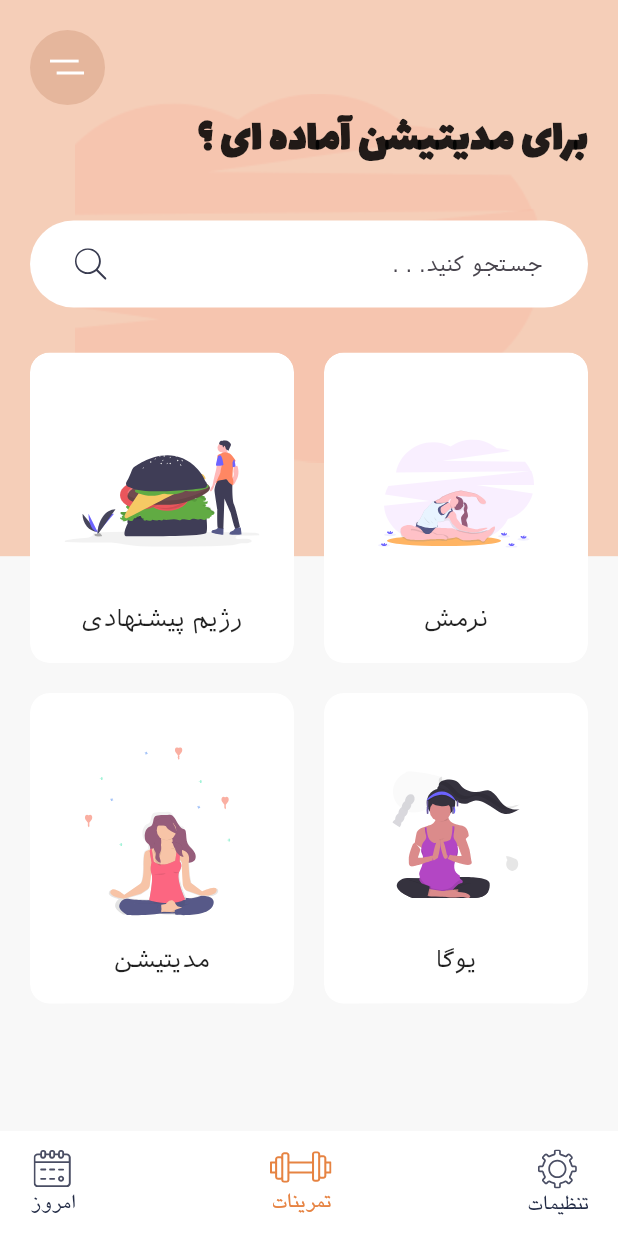
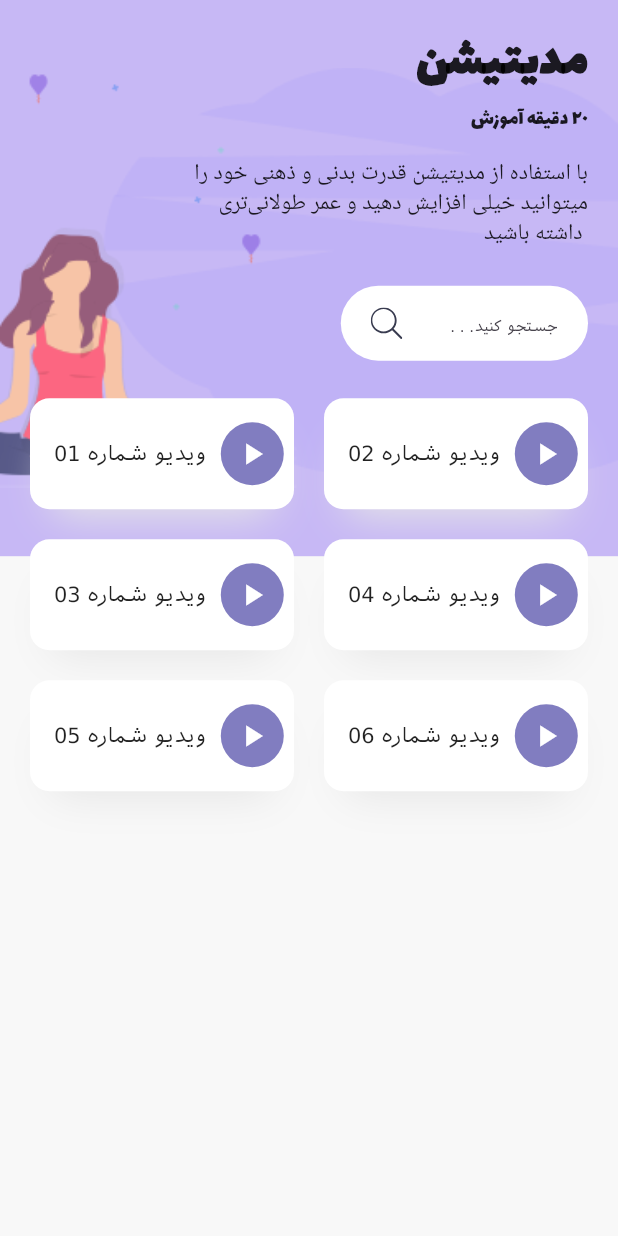
Before and after one commit to AriyaAhadyflutter/meditation_app, a Flutter app: the screen it shows after launch, after a tap on "رژیم پیشنهادی", on a phone screen of 412 x 824 dp. Run offline on Flutter 3.47's test engine with Material 2 defaults, Android fonts, the phone set to English and light mode, and no system bars; our stand-ins replace flutter_svg; Roboto replaces fonts that are missing (YekanBakh).

Commit message:
making it

```diff
--- a/lib/main.dart
+++ b/lib/main.dart
@@ -2,6 +2,7 @@ import 'package:flutter/material.dart';
 import 'package:flutter_svg/flutter_svg.dart';
 import 'package:meditation_app/widgets/category.dart';
 import 'package:meditation_app/widgets/navbar.dart';
+import 'package:meditation_app/widgets/searchbar.dart';
 import 'constants/consts.dart';
 
 void main() {
@@ -107,28 +108,7 @@ class HomePage extends StatelessWidget {
                       ),
                     ),
                   ),
-                  Container(
-                    margin: const EdgeInsets.symmetric(vertical: 30),
-                    padding: const EdgeInsets.symmetric(
-                      horizontal: 30,
-                      vertical: 5,
-                    ),
-                    decoration: BoxDecoration(
-                      color: Colors.white,
-                      borderRadius: BorderRadius.circular(30),
-                    ),
-                    child: TextField(
-                      textAlign: TextAlign.right,
-                      textDirection: TextDirection.rtl,
-                      decoration: InputDecoration(
-                          hintText: '. . .جستجو کنید',
-                          hintStyle: const TextStyle(
-                            fontFamily: 'iranSans',
-                          ),
-                          border: InputBorder.none,
-                          icon: SvgPicture.asset('assets/icons/search.svg')),
-                    ),
-                  ),
+                  const BuildSearch(),
                   Expanded(
                     child: GridView.count(
                         childAspectRatio: 0.85,
--- /dev/null
+++ b/lib/meditation_page.dart
@@ -0,0 +1,148 @@
+import 'package:flutter/material.dart';
+import 'package:meditation_app/constants/consts.dart';
+import 'package:meditation_app/widgets/searchbar.dart';
+
+class MeditationPage extends StatelessWidget {
+  const MeditationPage({super.key});
+
+  @override
+  Widget build(BuildContext context) {
+    Size size = MediaQuery.of(context).size;
+    return Scaffold(
+      body: Stack(
+        children: [
+          Container(
+            height: size.height * 0.45,
+            decoration: const BoxDecoration(
+              color: kBlueLightColor,
+              image: DecorationImage(
+                image: AssetImage('assets/images/meditation_bg.png'),
+                fit: BoxFit.fitWidth,
+              ),
+            ),
+          ),
+          SafeArea(
+            child: Padding(
+              padding: const EdgeInsets.symmetric(horizontal: 20),
+              child: Column(
+                crossAxisAlignment: CrossAxisAlignment.stretch,
+                children: [
+                  SizedBox(height: size.height * 0.02),
+                  const Text(
+                    'مدیتیشن',
+                    textAlign: TextAlign.right,
+                    textDirection: TextDirection.rtl,
+                    style: TextStyle(
+                      fontFamily: 'Lalezar',
+                      fontSize: 33,
+                      fontWeight: FontWeight.w800,
+                    ),
+                  ),
+                  const Text(
+                    '٢٠ دقیقه آموزش',
+                    textAlign: TextAlign.right,
+                    textDirection: TextDirection.rtl,
+                    style: TextStyle(
+                      fontWeight: FontWeight.w200,
+                      fontFamily: 'lalezar',
+                      fontSize: 14.0,
+                    ),
+                  ),
+                  const SizedBox(height: 15.0),
+                  const Text(
+                    'با استفاده از مدیتیشن قدرت بدنی و ذهنی خود را \nمیتوانید خیلی افزایش دهید و عمر طولانی‌تری\n داشته باشید',
+                    textAlign: TextAlign.right,
+                    textDirection: TextDirection.rtl,
+                    style: TextStyle(
+                      fontWeight: FontWeight.w200,
+                      fontFamily: 'YekanBakh',
+                      fontSize: 15.0,
+                    ),
+                  ),
+                  Align(
+                    alignment: Alignment.centerRight,
+                    child: SizedBox(
+                      width: size.width * 0.4,
+                      height: 100,
+                      child: const BuildSearch(),
+                    ),
+                  ),
+                  const Wrap(
+                    spacing: 20,
+                    runSpacing: 20,
+                    children: [
+                      BuildSession(cardnum: 'ویدیو شماره 01', isWached: true),
+                      BuildSession(cardnum: 'ویدیو شماره 02'),
+                      BuildSession(cardnum: 'ویدیو شماره 03'),
+                      BuildSession(cardnum: 'ویدیو شماره 04'),
+                      BuildSession(cardnum: 'ویدیو شماره 05'),
+                      BuildSession(cardnum: 'ویدیو شماره 06'),
+                    ],
+                  ),
+                ],
+              ),
+            ),
+          ),
+        ],
+      ),
+    );
+  }
+}
+
+class BuildSession extends StatelessWidget {
+  final String cardnum;
+  final bool isWached;
+  const BuildSession({
+    super.key,
+    required this.cardnum,
+    this.isWached = false,
+  });
+
+  @override
+  Widget build(BuildContext context) {
+    return LayoutBuilder(
+      builder: (context, constraints) {
+        return SingleChildScrollView(
+          child: Container(
+            width: constraints.maxWidth / 2 - 10,
+            padding: const EdgeInsets.all(16),
+            decoration: const BoxDecoration(
+                borderRadius: BorderRadius.all(Radius.circular(13)),
+                color: Colors.white,
+                boxShadow: [
+                  BoxShadow(
+                    offset: Offset(0, 17),
+                    blurRadius: 23,
+                    spreadRadius: -13,
+                    color: kShadowColor,
+                  ),
+                ]),
+            child: Row(
+              mainAxisAlignment: MainAxisAlignment.end,
+              children: [
+                Text(
+                  cardnum,
+                  style: const TextStyle(
+                    fontFamily: 'iranSans',
+                    fontSize: 14,
+                  ),
+                ),
+                const SizedBox(width: 10),
+                Container(
+                  height: 42,
+                  width: 42,
+                  decoration: const BoxDecoration(
+                      color: kBlueColor, shape: BoxShape.circle),
+                  child: const Icon(
+                    Icons.play_arrow,
+                    color: Colors.white,
+                  ),
+                ),
+              ],
+            ),
+          ),
+        );
+      },
+    );
+  }
+}
--- a/lib/widgets/category.dart
+++ b/lib/widgets/category.dart
@@ -1,9 +1,7 @@
-
-
-
 import 'package:flutter/material.dart';
 import 'package:flutter_svg/svg.dart';
 import 'package:meditation_app/constants/consts.dart';
+import 'package:meditation_app/meditation_page.dart';
 
 class CategoryCard extends StatelessWidget {
   final VoidCallback? press;
@@ -37,7 +35,16 @@ class CategoryCard extends StatelessWidget {
         child: Material(
           color: Colors.transparent,
           child: InkWell(
-            onTap: () {},
+            onTap: () {
+              Navigator.push(
+                context,
+                MaterialPageRoute(
+                  builder: (context) {
+                    return const MeditationPage();
+                  },
+                ),
+              );
+            },
             child: Padding(
               padding: const EdgeInsets.all(20),
               child: Column(
--- /dev/null
+++ b/lib/widgets/searchbar.dart
@@ -0,0 +1,32 @@
+import 'package:flutter/material.dart';
+import 'package:flutter_svg/flutter_svg.dart';
+
+class BuildSearch extends StatelessWidget {
+  const BuildSearch({
+    super.key,
+  });
+
+  @override
+  Widget build(BuildContext context) {
+    return Container(
+      margin: const EdgeInsets.symmetric(vertical: 25),
+      padding: const EdgeInsets.symmetric(
+        horizontal: 20,
+        vertical: 2,
+      ),
+      decoration: BoxDecoration(
+        color: Colors.white,
+        borderRadius: BorderRadius.circular(30),
+      ),
+      child: TextField(
+        textAlign: TextAlign.right,
+        textDirection: TextDirection.rtl,
+        decoration: InputDecoration(
+            hintText: '. . .جستجو کنید',
+            hintStyle: const TextStyle(fontFamily: 'iranSans', fontSize: 10),
+            border: InputBorder.none,
+            icon: SvgPicture.asset('assets/icons/search.svg'),),
+      ),
+    );
+  }
+}
--- a/pubspec.yaml
+++ b/pubspec.yaml
@@ -35,7 +35,7 @@ dependencies:
   # The following adds the Cupertino Icons font to your application.
   # Use with the CupertinoIcons class for iOS style icons.
   cupertino_icons: ^1.0.2
-  # video_player: ^2.7.1
+  video_player: ^2.7.1
   chewie: ^1.7.0
   flutter_svg: ^2.0.7
 
```
Also changed, not shown: pubspec.lock.
